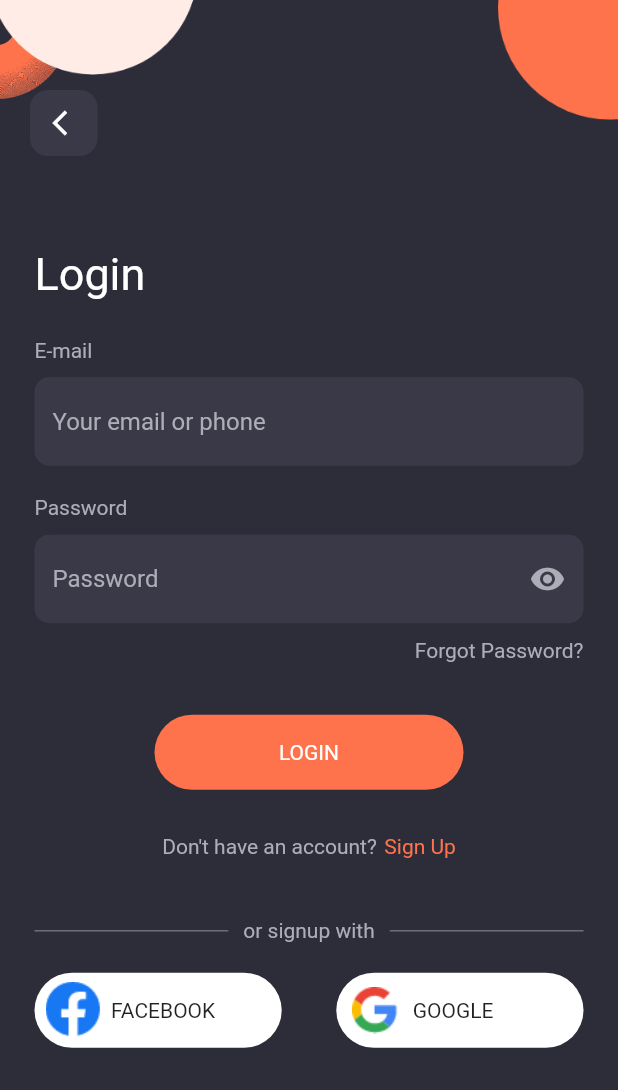
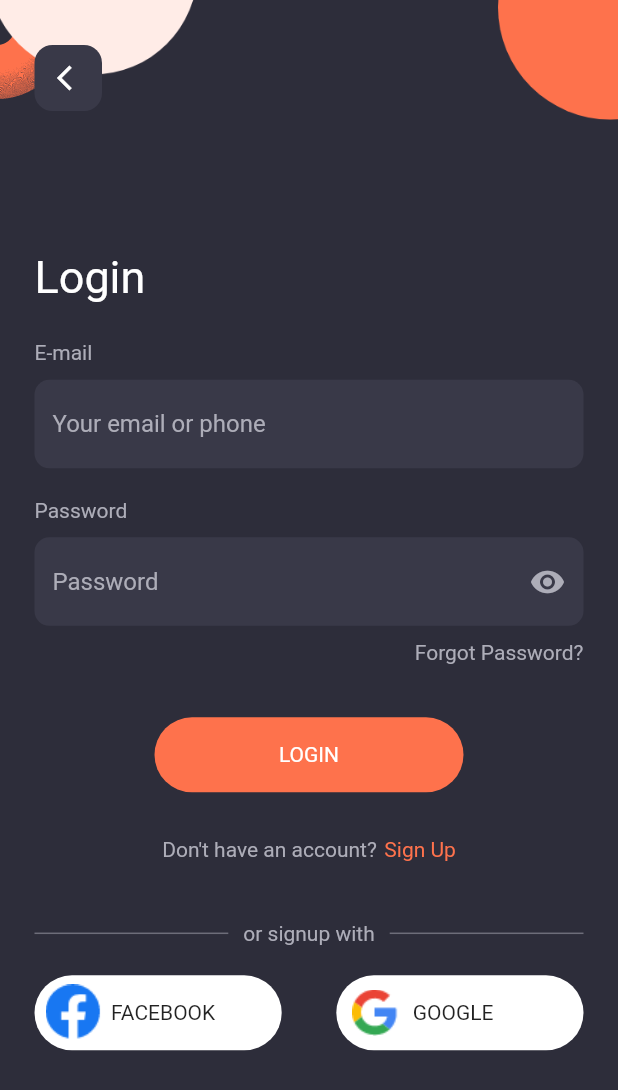
Before and after one commit to hashanK/Food_Hub_flutter, a Flutter app: the screen it shows after launch, after a tap on "Sign In", on a phone screen of 412 x 824 dp. Shown: the top 1090 px of the screen. Run offline on Flutter 3.47's test engine with Material 2 defaults, Android fonts, the phone set to English and light mode, and no system bars; our stand-ins replace country_code_picker, device_preview, hexcolor, smooth_page_indicator.

Commit message:
fix responsive issues

```diff
--- a/lib/main.dart
+++ b/lib/main.dart
@@ -1,16 +1,27 @@
+import 'package:device_preview/device_preview.dart';
+import 'package:flutter/foundation.dart';
 import 'package:flutter/material.dart';
 import 'package:food_hub/routes.dart';
 import 'package:food_hub/screens/welcome_screen.dart';
 
-void main() {
-  runApp(MyApp());
-}
+// void main() {
+//   runApp(MyApp());
+// }
+
+void main() => runApp(
+      DevicePreview(
+        enabled: !kReleaseMode,
+        builder: (context) => MyApp(), // Wrap your app
+      ),
+    );
 
 // ignore: use_key_in_widget_constructors
 class MyApp extends StatelessWidget {
   @override
   Widget build(BuildContext context) {
     return MaterialApp(
+      locale: DevicePreview.locale(context), // Add the locale here
+      builder: DevicePreview.appBuilder, // Add the builder here
       debugShowCheckedModeBanner: false,
       title: 'Flutter',
       theme: ThemeData(
--- a/lib/screens/login_screen.dart
+++ b/lib/screens/login_screen.dart
@@ -28,17 +28,11 @@ class _LoginScreenState extends State<LoginScreen> {
         onTap: () {
           FocusScope.of(context).requestFocus(FocusNode());
         },
-        child: SingleChildScrollView(
         child: SizedBox(
           width: double.infinity,
           height: size.height,
           child: Stack(
             children: [
-                const Positioned(
-                  top: 60,
-                  left: 20,
-                  child: CustomBackButton(),
-                ),
               Positioned(
                 top: -70,
                 right: -70,
@@ -66,13 +60,14 @@ class _LoginScreenState extends State<LoginScreen> {
                   height: 140,
                 ),
               ),
-                Container(
+              SingleChildScrollView(
+                child: Container(
                   padding: const EdgeInsets.all(23.0),
                   child: Column(
                     mainAxisAlignment: MainAxisAlignment.center,
                     crossAxisAlignment: CrossAxisAlignment.start,
                     children: [
-                      const SizedBox(height: 40),
+                      SizedBox(height: size.width * 0.35),
                       const Text(
                         "Login",
                         style: TextStyle(color: Colors.white, fontSize: 30),
@@ -209,8 +204,13 @@ class _LoginScreenState extends State<LoginScreen> {
                     ],
                   ),
                 ),
+              ),
+              const Positioned(
+                top: 30,
+                left: 23,
+                child: CustomBackButton(),
+              ),
             ],
-            ),
           ),
         ),
       ),
--- a/lib/screens/signup_screen.dart
+++ b/lib/screens/signup_screen.dart
@@ -20,7 +20,6 @@ class _SignupState extends State<Signup> {
     Size size = MediaQuery.of(context).size;
 
     return Scaffold(
-      resizeToAvoidBottomInset: false,
       backgroundColor: mainBGHexColor,
       body: GestureDetector(
         onTap: () {
--- a/lib/screens/welcome_screen.dart
+++ b/lib/screens/welcome_screen.dart
@@ -21,8 +21,7 @@ class _WelcomeScreenState extends State<WelcomeScreen> {
     Size size = MediaQuery.of(context).size;
 
     return Scaffold(
-      body: SingleChildScrollView(
-        child: Stack(
+      body: Stack(
         children: [
           Container(
             height: size.height,
@@ -32,6 +31,7 @@ class _WelcomeScreenState extends State<WelcomeScreen> {
                 image: AssetImage("assets/images/onboard_bg_image.png"),
               ),
             ),
+            child: SingleChildScrollView(
               child: Container(
                 padding: const EdgeInsets.symmetric(horizontal: 23.0),
                 child: Column(
@@ -44,26 +44,6 @@ class _WelcomeScreenState extends State<WelcomeScreen> {
                     Column(
                       crossAxisAlignment: CrossAxisAlignment.start,
                       children: [
-                        Row(
-                          mainAxisAlignment: MainAxisAlignment.end,
-                          children: [
-                            ElevatedButton(
-                              child: const Text('Skip'),
-                              style: ElevatedButton.styleFrom(
-                                  primary: Colors.white,
-                                  onPrimary: buttonBGcolor,
-                                  shape: RoundedRectangleBorder(
-                                    borderRadius: BorderRadius.circular(20),
-                                  ),
-                                  elevation: 1),
-                              onPressed: () {
-                                Navigator.of(context)
-                                    .pushNamed(Onboarding.routeName);
-                                //print(size.width);
-                              },
-                            ),
-                          ],
-                        ),
                         SizedBox(
                           height: size.height * 0.15,
                         ),
@@ -199,6 +179,7 @@ class _WelcomeScreenState extends State<WelcomeScreen> {
                                 ),
                               ],
                             ),
+                            const SizedBox(height: 25),
                           ],
                         ),
                       ],
@@ -207,8 +188,30 @@ class _WelcomeScreenState extends State<WelcomeScreen> {
                 ),
               ),
             ),
+          ),
+          Container(
+            padding: EdgeInsets.fromLTRB(23.0, (size.width * 0.1), 23.0, 30.0),
+            child: Row(
+              mainAxisAlignment: MainAxisAlignment.end,
+              children: [
+                ElevatedButton(
+                  child: const Text('Skip'),
+                  style: ElevatedButton.styleFrom(
+                      primary: Colors.white,
+                      onPrimary: buttonBGcolor,
+                      shape: RoundedRectangleBorder(
+                        borderRadius: BorderRadius.circular(20),
+                      ),
+                      elevation: 1),
+                  onPressed: () {
+                    Navigator.of(context).pushNamed(Onboarding.routeName);
+                    //print(size.width);
+                  },
+                ),
               ],
             ),
+          ),
+        ],
       ),
     );
   }
--- a/pubspec.yaml
+++ b/pubspec.yaml
@@ -26,6 +26,7 @@ dependencies:
   hexcolor: ^2.0.5
   smooth_page_indicator: ^1.0.0+2
   country_code_picker: ^2.0.2
+  device_preview: ^0.7.4
 
   # The following adds the Cupertino Icons font to your application.
   # Use with the CupertinoIcons class for iOS style icons.
@@ -36,6 +37,7 @@ dev_dependencies:
     sdk: flutter
   flutter_lints: ^1.0.4
   flutter_native_splash: ^1.2.3
+
 
 # For information on the generic Dart part of this file, see the
 # following page: https://dart.dev/tools/pub/pubspec
```
Also changed, not shown: lib/screens/verification_screen.dart (+4 -4 lines), pubspec.lock. Lines whose indentation alone changed are shown as unchanged.
